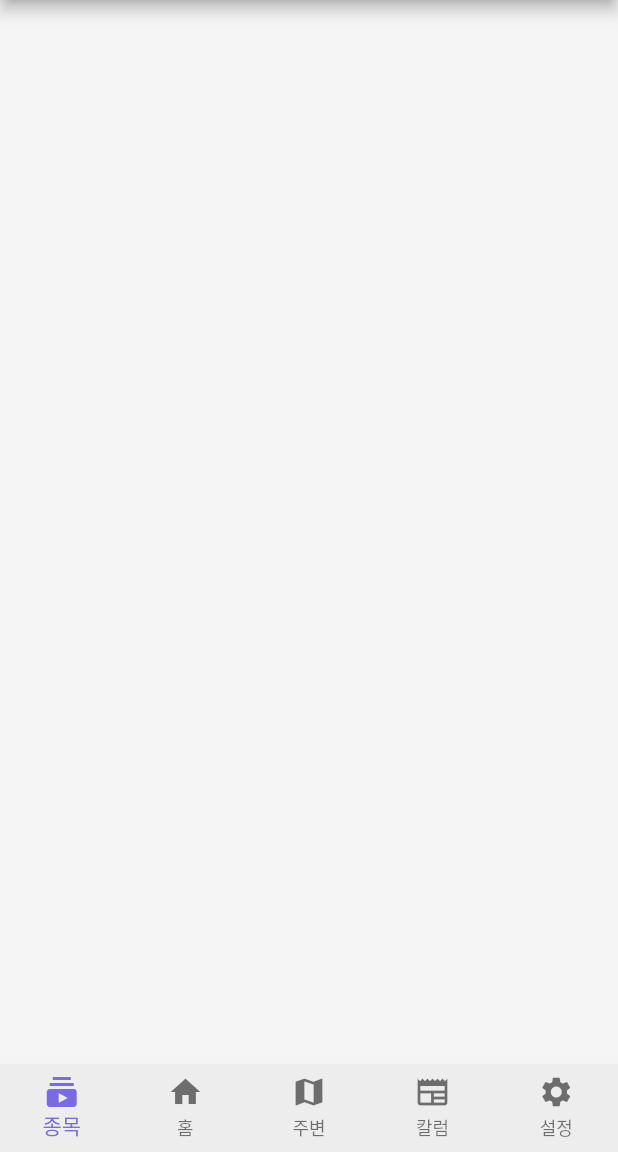
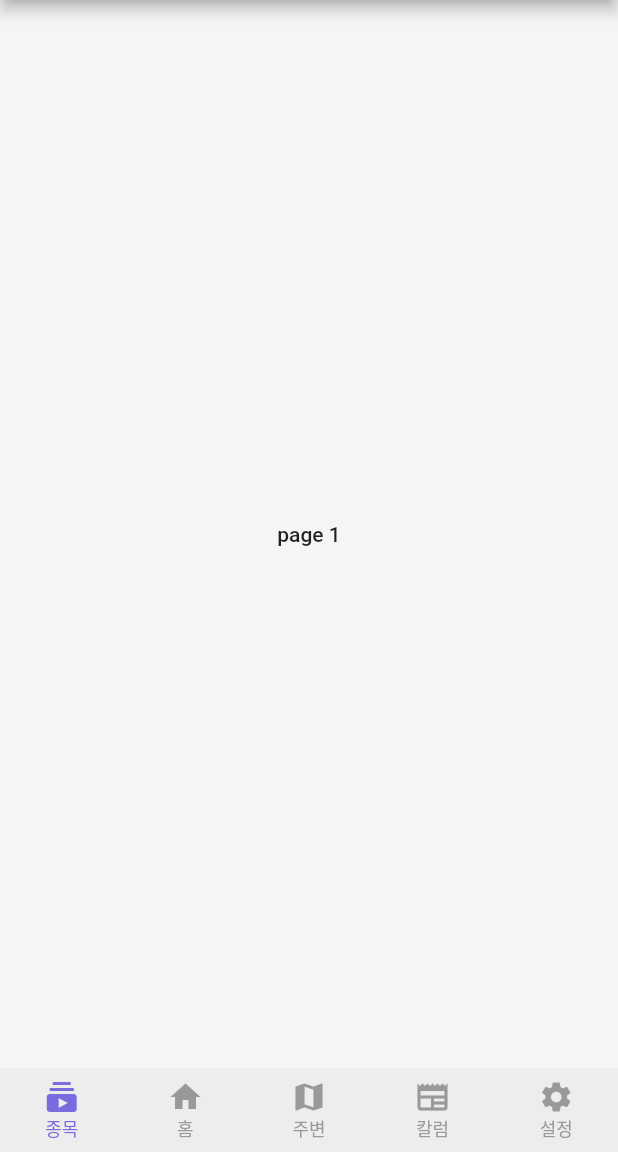
Before and after one commit to SongJeaHo/allout, a Flutter app: the screen it shows after launch, on a phone screen of 412 x 824 dp, the part 84-1236 px from its top. Run offline on Flutter 3.47's test engine with Material 2 defaults, Android fonts, the light colour scheme and no system bars; our stand-ins replace flutter_svg; Roboto replaces fonts that are missing (Pretendard).

Commit message:
navigation bar 수정

```diff
--- a/lib/components/allout_colors.dart
+++ b/lib/components/allout_colors.dart
@@ -19,7 +19,7 @@ class AlloutColors {
   });
 
   static const Color background = Color(0xFFF5F5F5);
-  static const Color background_grey = Color(0xFFEDEDED);
+  static const Color backgroundGrey = Color(0xFFEDEDED);
 
-  static const Color allout_grey = Color(0xFF999999);
+  static const Color alloutGrey = Color(0xFF999999);
 }
--- a/lib/components/allout_themes.dart
+++ b/lib/components/allout_themes.dart
@@ -30,7 +30,7 @@ class AlloutThemes {
     ),
     bodyText2: TextStyle(
       fontSize: 14,
-      fontWeight: FontWeight.w300,
+      fontWeight: FontWeight.w500,
     ),
     button: TextStyle(
       fontSize: 12,
--- a/lib/main.dart
+++ b/lib/main.dart
@@ -1,6 +1,7 @@
 import 'package:allout/components/allout_themes.dart';
 import 'package:allout/pages/home_page.dart';
 import 'package:flutter/material.dart';
+import 'package:flutter/services.dart';
 
 void main() {
   runApp(const MyApp());
@@ -12,8 +13,12 @@ class MyApp extends StatelessWidget {
   // This widget is the root of your application.
   @override
   Widget build(BuildContext context) {
+    SystemChrome.setSystemUIOverlayStyle(SystemUiOverlayStyle(
+      statusBarColor: Colors.transparent, // 투명색
+    ));
+
     return MaterialApp(
-      title: 'Flutter Demo',
+      title: 'Allout',
       theme: AlloutThemes.mainTheme,
       home: const HomePage(),
       builder: (context, child) => MediaQuery(
--- a/lib/pages/home_page.dart
+++ b/lib/pages/home_page.dart
@@ -1,8 +1,5 @@
 import 'package:allout/components/allout_colors.dart';
-import 'package:flutter/cupertino.dart';
 import 'package:flutter/material.dart';
-import 'package:flutter/src/foundation/key.dart';
-import 'package:flutter/src/widgets/framework.dart';
 import 'package:flutter_svg/flutter_svg.dart';
 
 class HomePage extends StatefulWidget {
@@ -16,44 +13,89 @@ class _HomePageState extends State<HomePage> {
   int _currentIndex = 0;
 
   final _pages = [
-    Container(color: AlloutColors.background),
-    Container(color: AlloutColors.background),
-    Container(color: AlloutColors.background),
-    Container(color: AlloutColors.background),
-    Container(color: AlloutColors.background),
+    Center(
+      child: Text('page 1'),
+    ),
+    Center(
+      child: Text('page 2'),
+    ),
+    Center(
+      child: Text('page 3'),
+    ),
+    Center(
+      child: Text('page 4'),
+    ),
+    Center(
+      child: Text('page 5'),
+    ),
   ];
 
   @override
   Widget build(BuildContext context) {
     return Container(
-      color: AlloutColors.background_grey,
+      color: AlloutColors.backgroundGrey,
       child: SafeArea(
         top: false,
         child: Scaffold(
-          appBar: _AppBar(),
-          body: _pages[_currentIndex],
-          bottomNavigationBar: BottomNavigationBar(
-            elevation: 0,
-            backgroundColor: AlloutColors.background_grey,
-            items: [
-              BottomNavigationBarItem(
-                  icon: Icon(Icons.subscriptions), label: '종목'),
-              BottomNavigationBarItem(icon: Icon(Icons.home), label: '홈'),
-              BottomNavigationBarItem(icon: Icon(Icons.map), label: '주변'),
-              BottomNavigationBarItem(icon: Icon(Icons.newspaper), label: '칼럼'),
-              BottomNavigationBarItem(icon: Icon(Icons.settings), label: '설정'),
-            ],
-            type: BottomNavigationBarType.fixed,
-          ),
-          // bottomNavigationBar: _BottomAppBar(),
+          appBar: appBar(),
+          body: Container(
+              color: AlloutColors.background, child: _pages[_currentIndex]),
+          bottomNavigationBar: bottomNavigationBar(),
         ),
       ),
     );
   }
 
-  AppBar _AppBar() {
+  BottomNavigationBar bottomNavigationBar() {
+    return BottomNavigationBar(
+      items: const <BottomNavigationBarItem>[
+        BottomNavigationBarItem(
+            icon: Icon(
+              Icons.subscriptions,
+            ),
+            label: '종목'),
+        BottomNavigationBarItem(
+            icon: Icon(
+              Icons.home,
+            ),
+            label: '홈'),
+        BottomNavigationBarItem(
+            icon: Icon(
+              Icons.map,
+            ),
+            label: '주변'),
+        BottomNavigationBarItem(
+            icon: Icon(
+              Icons.newspaper,
+            ),
+            label: '칼럼'),
+        BottomNavigationBarItem(
+            icon: Icon(
+              Icons.settings,
+            ),
+            label: '설정'),
+      ],
+      elevation: 0,
+      currentIndex: _currentIndex,
+      selectedItemColor: AlloutColors.primaryColor,
+      unselectedItemColor: AlloutColors.alloutGrey,
+      onTap: _onItemTapped,
+      type: BottomNavigationBarType.fixed,
+      selectedFontSize: 12, //선택된 아이템의 폰트사이즈
+      unselectedFontSize: 12,
+      backgroundColor: AlloutColors.backgroundGrey,
+    );
+  }
+
+  void _onItemTapped(int index) {
+    setState(() {
+      _currentIndex = index;
+    });
+  }
+
+  AppBar appBar() {
     return AppBar(
-      backgroundColor: AlloutColors.background_grey,
+      backgroundColor: AlloutColors.backgroundGrey,
       leading: new SvgPicture.asset(
         'assets/icons/allout_logo.svg',
         color: AlloutColors.primaryColor,
@@ -74,152 +116,4 @@ class _HomePageState extends State<HomePage> {
       ],
     );
   }
-
-  // BottomAppBar _BottomAppBar() {
-  //   return BottomAppBar(
-  //       elevation: 0,
-  //       child: Container(
-  //         height: kBottomNavigationBarHeight,
-  //         color: AlloutColors.background_grey,
-  //         child: Row(
-  //           mainAxisAlignment: MainAxisAlignment.spaceAround,
-  //           children: [
-  //             CupertinoButton(
-  //                 child: Icon(
-  //                   CupertinoIcons.home,
-  //                   color: _currentIndex == 0
-  //                       ? AlloutColors.primaryColor
-  //                       : AlloutColors.allout_grey,
-  //                 ),
-  //                 onPressed: () {
-  //                   setState(() {
-  //                     _currentIndex = 0;
-  //                   });
-  //                 }),
-  //             CupertinoButton(
-  //                 child: Icon(
-  //                   CupertinoIcons.home,
-  //                   color: _currentIndex == 1
-  //                       ? AlloutColors.primaryColor
-  //                       : AlloutColors.allout_grey,
-  //                 ),
-  //                 onPressed: () {
-  //                   setState(() {
-  //                     _currentIndex = 1;
-  //                   });
-  //                 }),
-  //             CupertinoButton(
-  //                 child: Icon(
-  //                   CupertinoIcons.map,
-  //                   color: _currentIndex == 2
-  //                       ? AlloutColors.primaryColor
-  //                       : AlloutColors.allout_grey,
-  //                 ),
-  //                 onPressed: () {
-  //                   setState(() {
-  //                     _currentIndex = 2;
-  //                   });
-  //                 }),
-  //             CupertinoButton(
-  //                 child: Icon(
-  //                   CupertinoIcons.news,
-  //                   color: _currentIndex == 3
-  //                       ? AlloutColors.primaryColor
-  //                       : AlloutColors.allout_grey,
-  //                 ),
-  //                 onPressed: () {
-  //                   setState(() {
-  //                     _currentIndex = 3;
-  //                   });
-  //                 }),
-  //             CupertinoButton(
-  //                 child: Icon(
-  //                   CupertinoIcons.settings,
-  //                   color: _currentIndex == 4
-  //                       ? AlloutColors.primaryColor
-  //                       : AlloutColors.allout_grey,
-  //                 ),
-  //                 onPressed: () {
-  //                   setState(() {
-  //                     _currentIndex = 4;
-  //                   });
-  //                 }),
-  //           ],
-  //         ),
-  //       ));
-  // }
-
-  BottomAppBar _BottomAppBar() {
-    return BottomAppBar(
-        elevation: 0,
-        child: Container(
-          height: kBottomNavigationBarHeight,
-          color: AlloutColors.background_grey,
-          child: Row(
-            mainAxisAlignment: MainAxisAlignment.spaceAround,
-            children: [
-              CupertinoButton(
-                  child: Icon(
-                    CupertinoIcons.home,
-                    color: _currentIndex == 0
-                        ? AlloutColors.primaryColor
-                        : AlloutColors.allout_grey,
-                  ),
-                  onPressed: () {
-                    setState(() {
-                      _currentIndex = 0;
-                    });
-                  }),
-              CupertinoButton(
-                  child: Icon(
-                    CupertinoIcons.home,
-                    color: _currentIndex == 1
-                        ? AlloutColors.primaryColor
-                        : AlloutColors.allout_grey,
-                  ),
-                  onPressed: () {
-                    setState(() {
-                      _currentIndex = 1;
-                    });
-                  }),
-              CupertinoButton(
-                  child: Icon(
-                    CupertinoIcons.map,
-                    color: _currentIndex == 2
-                        ? AlloutColors.primaryColor
-                        : AlloutColors.allout_grey,
-                  ),
-                  onPressed: () {
-                    setState(() {
-                      _currentIndex = 2;
-                    });
-                  }),
-              CupertinoButton(
-                  child: Icon(
-                    CupertinoIcons.news,
-                    color: _currentIndex == 3
-                        ? AlloutColors.primaryColor
-                        : AlloutColors.allout_grey,
-                  ),
-                  onPressed: () {
-                    setState(() {
-                      _currentIndex = 3;
-                    });
-                  }),
-              CupertinoButton(
-                  child: Icon(
-                    CupertinoIcons.settings,
-                    color: _currentIndex == 4
-                        ? AlloutColors.primaryColor
-                        : AlloutColors.allout_grey,
-                  ),
-                  onPressed: () {
-                    setState(() {
-                      _currentIndex = 4;
-                    });
-                  }),
-            ],
-          ),
-        ));
-  }
 }
--- a/pubspec.yaml
+++ b/pubspec.yaml
@@ -35,6 +35,7 @@ dependencies:
   # Use with the CupertinoIcons class for iOS style icons.
   cupertino_icons: ^1.0.2
   flutter_svg: ^1.1.4
+  material_symbol_icons: ^0.0.1
 
 dev_dependencies:
   flutter_test:
```
Also changed, not shown: pubspec.lock.
